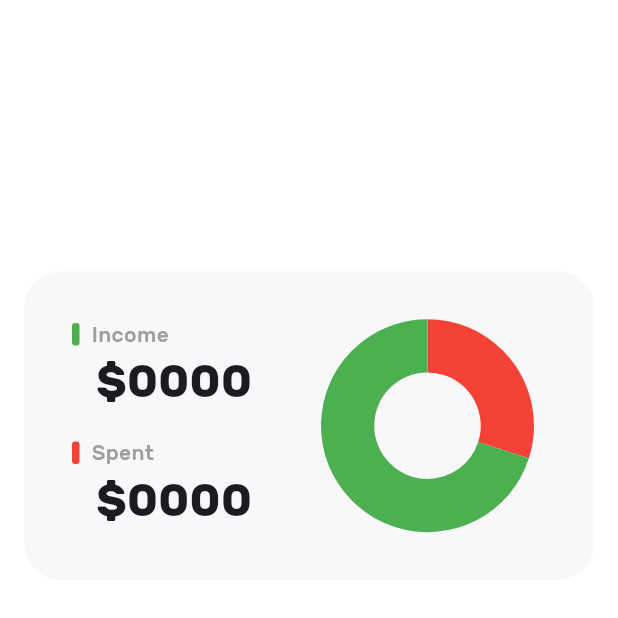
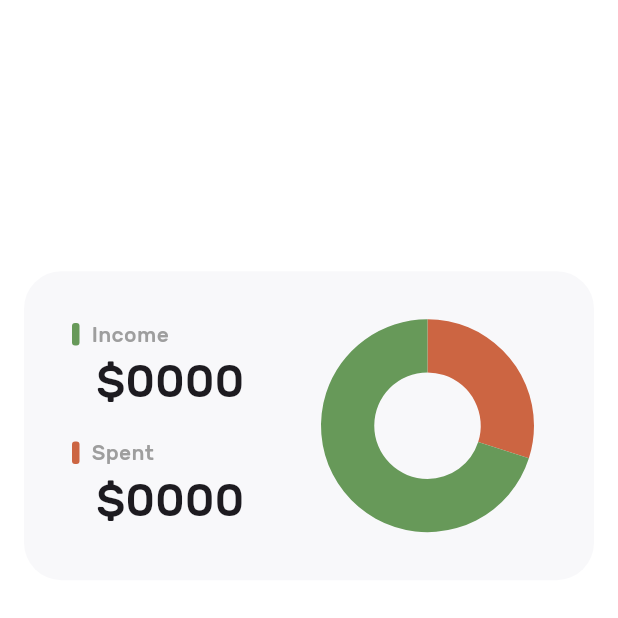
Before and after one commit to mahmoud-othmane/smart_piggy, a Flutter app: the TrackerWidget screen opened directly, on a phone screen of 412 x 824 dp, the top half of it. Run offline on Flutter 3.47's test engine with Material 3 defaults, Android fonts, the phone set to English and light mode, and no system bars; our stand-ins replace syncfusion_flutter_charts; project files that could hold a hidden picture were left out.

Commit message:
tracker widget done

```diff
--- a/lib/main.dart
+++ b/lib/main.dart
@@ -1,6 +1,6 @@
 import 'package:flutter/material.dart';
 import 'package:flutter/services.dart';
-import 'package:smart_piggy/src/screens/home_screen.dart';
+import 'package:smart_piggy/src/widgets/tracker_widget.dart';
 
 import 'util/color_resources.dart';
 
@@ -29,7 +29,7 @@
           // canvasColor: ColorResources.getFlameColor(),
           bottomSheetTheme: BottomSheetThemeData(
               backgroundColor: ColorResources.getPrimaryColor())),
-      home: const HomeScreen(title: 'Flutter Demo Home Page'),
+      home: TrackerWidget(),
     );
   }
 }
--- /dev/null
+++ b/lib/src/modules/chart_model.dart
@@ -0,0 +1,9 @@
+import 'package:flutter/material.dart';
+
+class ChartData {
+  ChartData(this.x, this.y, this.color);
+
+  final String x;
+  final double y;
+  final Color color;
+}
--- a/lib/src/widgets/tracker_widget.dart
+++ b/lib/src/widgets/tracker_widget.dart
@@ -1,4 +1,6 @@
 import 'package:flutter/material.dart';
+import 'package:smart_piggy/src/modules/chart_model.dart';
+import 'package:smart_piggy/util/color_resources.dart';
 import 'package:syncfusion_flutter_charts/charts.dart';
 
 class TrackerWidget extends StatelessWidget {
@@ -9,8 +11,8 @@ class TrackerWidget extends StatelessWidget {
     final double width = MediaQuery.sizeOf(context).width;
     final double height = MediaQuery.sizeOf(context).height;
     final data = [
-      _ChartData('spent', 3631, Colors.red),
-      _ChartData('income', 8490, Colors.green),
+      ChartData('spent', 3631, ColorResources.getFlameColor()),
+      ChartData('income', 8490, ColorResources.getAsparagusColor()),
     ];
     return Scaffold(
       backgroundColor: Colors.white,
@@ -33,35 +35,42 @@ class TrackerWidget extends StatelessWidget {
                   Row(
                 children: [
                   Expanded(
-                    child: Column(
-                      mainAxisAlignment: MainAxisAlignment.spaceBetween,
-                      children: [
-                        _moneySection(),
-                        _moneySection(color: Colors.red, label: 'Spent'),
-                      ],
-                    ),
+                    child: _buildTrackerLeftSide(),
                   ),
-                  Expanded(
-                      child: SfCircularChart(
-                    margin: EdgeInsets.zero,
-                    series: [
-                      DoughnutSeries<_ChartData, String>(
-                        explodeIndex: 0,
-                        dataSource: data,
-                        xValueMapper: (_ChartData data, _) => data.x,
-                        yValueMapper: (_ChartData data, _) => data.y,
-                        pointColorMapper: (_ChartData data, _) => data.color,
-                        name: 'Tracker',
-                        radius: '100%',
-                      )
-                    ],
-                  )),
+                  Expanded(child: _buildTrackerRightSide(data)),
                 ],
               ),
             ),
           ],
         ),
       ),
+    );
+  }
+
+  SfCircularChart _buildTrackerRightSide(List<ChartData> data) {
+    return SfCircularChart(
+      margin: EdgeInsets.zero,
+      series: [
+        DoughnutSeries<ChartData, String>(
+          explodeIndex: 0,
+          dataSource: data,
+          xValueMapper: (ChartData data, _) => data.x,
+          yValueMapper: (ChartData data, _) => data.y,
+          pointColorMapper: (ChartData data, _) => data.color,
+          name: 'Tracker',
+          radius: '100%',
+        )
+      ],
+    );
+  }
+
+  Column _buildTrackerLeftSide() {
+    return Column(
+      mainAxisAlignment: MainAxisAlignment.spaceBetween,
+      children: [
+        _moneySection(color: ColorResources.getAsparagusColor()),
+        _moneySection(color: ColorResources.getFlameColor(), label: 'Spent'),
+      ],
     );
   }
 
@@ -95,18 +104,10 @@ class TrackerWidget extends StatelessWidget {
           padding: const EdgeInsets.only(left: 16.0),
           child: Text(
             '\$$value',
-            style: const TextStyle(fontWeight: FontWeight.w600, fontSize: 30),
+            style: const TextStyle(fontWeight: FontWeight.w400, fontSize: 30),
           ),
         ),
       ],
     );
   }
 }
-
-class _ChartData {
-  _ChartData(this.x, this.y, this.color);
-
-  final String x;
-  final double y;
-  final Color color;
-}
```
